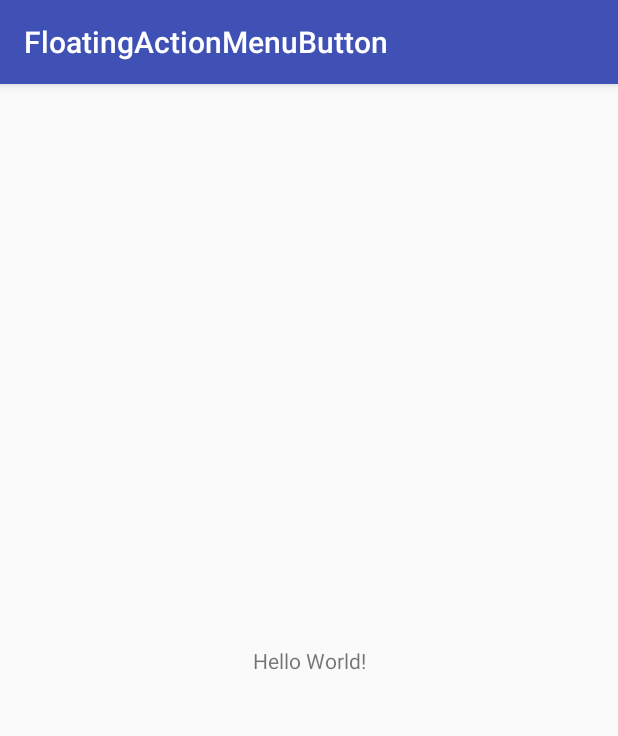
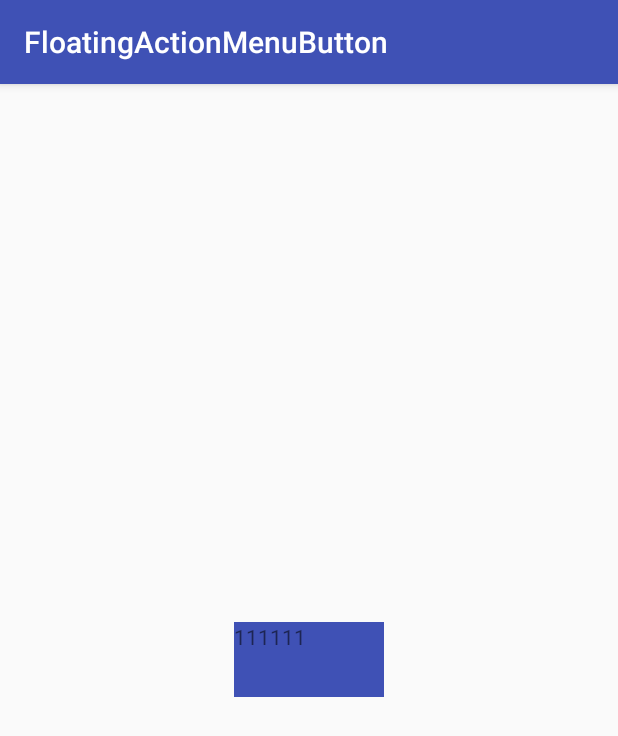
Before and after one commit to 532268948/FloatingActionMenuButton, an Android app: the screen it shows after launch (MainActivity), on a phone screen of 412 x 824 dp. Shown: the top 736 px of the screen. Run offline under Robolectric (Android 15) with nearby library versions, the phone set to English and light mode, and no system bars.

Commit message:
展开动画完成

```diff
--- a/app/build.gradle
+++ b/app/build.gradle
@@ -25,4 +25,5 @@ dependencies {
     testImplementation 'junit:junit:4.12'
     androidTestImplementation 'com.android.support.test:runner:1.0.1'
     androidTestImplementation 'com.android.support.test.espresso:espresso-core:3.0.1'
+    implementation 'com.android.support:design:27.1.1'
 }
--- a/app/src/main/java/com/zust/floatingactionmenubutton/MainActivity.java
+++ b/app/src/main/java/com/zust/floatingactionmenubutton/MainActivity.java
@@ -1,13 +1,51 @@
 package com.zust.floatingactionmenubutton;
 
+import android.os.Bundle;
 import android.support.v7.app.AppCompatActivity;
-import android.os.Bundle;
+import android.view.View;
+import android.view.ViewGroup;
+import android.widget.TextView;
+import android.widget.Toast;
+
+import com.zust.floatingactionmenubutton.custom.FloatingActionMenuButton;
 
 public class MainActivity extends AppCompatActivity {
+
+    private TextView mTextView;
 
     @Override
     protected void onCreate(Bundle savedInstanceState) {
         super.onCreate(savedInstanceState);
         setContentView(R.layout.activity_main);
+
+        mTextView=(TextView)findViewById(R.id.text1);
+
+        TextView mTextView1=new TextView(this);
+        mTextView1.setText("111");
+        mTextView1.setBackgroundColor(getResources().getColor(R.color.colorAccent));
+        mTextView1.setOnClickListener(new View.OnClickListener() {
+            @Override
+            public void onClick(View v) {
+                Toast.makeText(MainActivity.this,"11111111",Toast.LENGTH_SHORT).show();
+            }
+        });
+        TextView mTextView2=new TextView(this);
+        mTextView2.setBackgroundColor(getResources().getColor(R.color.colorPrimaryDark));
+        mTextView2.setText("222");
+        TextView mTextView3=new TextView(this);
+        mTextView3.setBackgroundColor(getResources().getColor(R.color.colorAccent));
+        mTextView3.setText("333");
+
+//        ((ViewGroup)getWindow().getDecorView().findViewById(android.R.id.content)).addView(mTextView1);
+
+        FloatingActionMenuButton menuButton=new FloatingActionMenuButton.Builder(this)
+                .setStartAngle(0)
+                .setEndAngle(-90)
+                .addSubActionItem(mTextView1,100,100)
+                .addSubActionItem(mTextView2,100,100)
+                .addSubActionItem(mTextView3,100,100)
+                .attachView(mTextView)
+                .setRadius(200)
+                .build();
     }
 }
--- /dev/null
+++ b/app/src/main/java/com/zust/floatingactionmenubutton/custom/FloatingActionMenuButton.java
@@ -0,0 +1,245 @@
+package com.zust.floatingactionmenubutton.custom;
+
+import android.animation.Animator;
+import android.animation.ObjectAnimator;
+import android.animation.PropertyValuesHolder;
+import android.app.Activity;
+import android.content.Context;
+import android.graphics.Path;
+import android.graphics.PathMeasure;
+import android.graphics.Point;
+import android.graphics.Rect;
+import android.graphics.RectF;
+import android.support.design.widget.FloatingActionButton;
+import android.util.AttributeSet;
+import android.util.Log;
+import android.view.Gravity;
+import android.view.View;
+import android.view.ViewGroup;
+import android.view.WindowManager;
+import android.view.animation.OvershootInterpolator;
+import android.widget.FrameLayout;
+
+import com.zust.floatingactionmenubutton.R;
+
+import java.util.ArrayList;
+import java.util.List;
+
+/**
+ * 作 者： ZUST_YTH
+ * 日 期： 2018/4/14
+ * 时 间： 14:48
+ * 项 目： FloatingActionMenuButton
+ * 描 述：
+ */
+
+
+public class FloatingActionMenuButton {
+
+    private View mainActionView;
+    private int startAngle;
+    private int endAngle;
+    private int radius;
+    private boolean open;
+    private List<Item> subActionItems;
+
+    public FloatingActionMenuButton(View mainActionView,
+                                    int startAngle,
+                                    int endAngle,
+                                    int radius,
+                                    List<Item> subActionItems) {
+        this.mainActionView = mainActionView;
+        this.startAngle = startAngle;
+        this.endAngle = endAngle;
+        this.radius = radius;
+        this.subActionItems = subActionItems;
+
+        this.mainActionView.setClickable(true);
+        this.mainActionView.setOnClickListener(new View.OnClickListener() {
+            @Override
+            public void onClick(View v) {
+                toggle();
+            }
+        });
+    }
+
+    private void toggle() {
+        if (open) {
+            close();
+        } else {
+            open();
+        }
+    }
+
+    private void open() {
+        Point center = calculateItemPosition();
+        for (int i = 0; i < subActionItems.size(); i++) {
+            FrameLayout.LayoutParams params = new FrameLayout.LayoutParams(subActionItems.get(i).width, subActionItems.get(i).height, Gravity.TOP | Gravity.LEFT);
+            params.setMargins(center.x-subActionItems.get(i).width/2,center.y-subActionItems.get(i).height/2,0,0);
+            addViewToCurrentContainer(subActionItems.get(i).view,params);
+        }
+        open=true;
+//        Log.e("TAG",subActionItems.size()+"");
+        for (int i = 0; i < subActionItems.size(); i++) {
+
+            subActionItems.get(i).view.setScaleX(0);
+            subActionItems.get(i).view.setScaleY(0);
+            subActionItems.get(i).view.setAlpha(0);
+
+            PropertyValuesHolder pvhX = PropertyValuesHolder.ofFloat(View.TRANSLATION_X, subActionItems.get(i).x - center.x + subActionItems.get(i).width / 2);
+            PropertyValuesHolder pvhY = PropertyValuesHolder.ofFloat(View.TRANSLATION_Y, subActionItems.get(i).y - center.y + subActionItems.get(i).height / 2);
+            PropertyValuesHolder pvhR = PropertyValuesHolder.ofFloat(View.ROTATION, 720);
+            PropertyValuesHolder pvhsX = PropertyValuesHolder.ofFloat(View.SCALE_X, 1);
+            PropertyValuesHolder pvhsY = PropertyValuesHolder.ofFloat(View.SCALE_Y, 1);
+            PropertyValuesHolder pvhA = PropertyValuesHolder.ofFloat(View.ALPHA, 1);
+
+            final ObjectAnimator animation = ObjectAnimator.ofPropertyValuesHolder(subActionItems.get(i).view, pvhX, pvhY, pvhR, pvhsX, pvhsY, pvhA);
+            animation.setDuration(500);
+            animation.setInterpolator(new OvershootInterpolator(0.9f));
+
+            animation.setStartDelay((subActionItems.size() - i) * 20);
+            animation.start();
+        }
+    }
+
+    private void addViewToCurrentContainer(View view, ViewGroup.LayoutParams params) {
+        try {
+            if (params!=null){
+                FrameLayout.LayoutParams lp=(FrameLayout.LayoutParams)params;
+                ((ViewGroup)getActivityContentView()).addView(view,lp);
+            }else {
+                ((ViewGroup)getActivityContentView()).addView(view);
+            }
+        } catch (Exception e) {
+            e.printStackTrace();
+        }
+    }
+
+    private Point calculateItemPosition() {
+        Point center = getActionViewCenter();
+        RectF area = new RectF(center.x - radius, center.y - radius, center.x + radius, center.y + radius);
+        Path orbit = new Path();
+        orbit.addArc(area, startAngle, endAngle - startAngle);
+        PathMeasure pathMeasure = new PathMeasure(orbit, false);
+        int divisor;
+        if (Math.abs(endAngle - startAngle) >= 360 || subActionItems.size() <= 1) {
+            divisor = subActionItems.size();
+        } else {
+            divisor = subActionItems.size() - 1;
+        }
+        for (int i = 0; i < subActionItems.size(); i++) {
+            float[] coords = new float[2];
+            pathMeasure.getPosTan((i) * pathMeasure.getLength() / divisor, coords, null);
+            subActionItems.get(i).x = (int) coords[0] - subActionItems.get(i).width / 2;
+            subActionItems.get(i).y = (int) coords[1] - subActionItems.get(i).height / 2;
+        }
+        return center;
+    }
+
+    private Point getActionViewCenter() {
+        Point center = getActionViewCoordinates();
+        center.x += mainActionView.getMeasuredWidth() / 2;
+        center.y += mainActionView.getMeasuredHeight() / 2;
+        return center;
+    }
+
+    private Point getActionViewCoordinates() {
+        int[] coords = new int[2];
+        mainActionView.getLocationOnScreen(coords);
+        Rect activityFrame = new Rect();
+        getActivityContentView().getWindowVisibleDisplayFrame(activityFrame);
+        coords[0] -= (getScreenSize().x - getActivityContentView().getMeasuredWidth());
+        coords[1] -= (activityFrame.height() + activityFrame.top - getActivityContentView().getMeasuredHeight());
+        return new Point(coords[0], coords[1]);
+    }
+
+    private Point getScreenSize() {
+        Point size = new Point();
+        getWindowManager().getDefaultDisplay().getSize(size);
+        return size;
+    }
+
+    public WindowManager getWindowManager() {
+        return (WindowManager) mainActionView.getContext().getSystemService(Context.WINDOW_SERVICE);
+    }
+
+    private View getActivityContentView() {
+        return ((Activity) mainActionView.getContext()).getWindow().getDecorView().findViewById(android.R.id.content);
+    }
+
+
+    private void close() {
+    }
+
+
+public static class Item {
+    public int x;
+    public int y;
+    public int width;
+    public int height;
+
+    public float alpha;
+
+    public View view;
+
+    public Item(View view, int width, int height) {
+        this.view = view;
+        this.width = width;
+        this.height = height;
+        alpha = view.getAlpha();
+        x = 0;
+        y = 0;
+    }
+}
+
+public static class Builder {
+
+    private View mainActioniew;
+    private int startAngle;
+    private int endAngle;
+    private int radius;
+    private boolean open;
+    private List<Item> subActionItems;
+
+    public Builder(Context context) {
+        this.startAngle = 180;
+        this.endAngle = 270;
+        this.radius = context.getResources().getDimensionPixelSize(R.dimen.floating_menu_button_radius);
+        this.open = false;
+        this.subActionItems = new ArrayList<>();
+    }
+
+    public Builder attachView(View mainActionView) {
+        this.mainActioniew = mainActionView;
+        return this;
+    }
+
+    public Builder setStartAngle(int startAngle) {
+        this.startAngle = startAngle;
+        return this;
+    }
+
+    public Builder setEndAngle(int endAngle) {
+        this.endAngle = endAngle;
+        return this;
+    }
+
+    public Builder setRadius(int radius) {
+        this.radius = radius;
+        return this;
+    }
+
+    public Builder addSubActionItem(View subActionView, int width, int height) {
+        this.subActionItems.add(new Item(subActionView, width, height));
+        return this;
+    }
+
+    public FloatingActionMenuButton build() {
+        return new FloatingActionMenuButton(mainActioniew,
+                startAngle,
+                endAngle,
+                radius,
+                subActionItems);
+    }
+}
+}
--- a/app/src/main/res/layout/activity_main.xml
+++ b/app/src/main/res/layout/activity_main.xml
@@ -1,5 +1,5 @@
 <?xml version="1.0" encoding="utf-8"?>
-<android.support.constraint.ConstraintLayout xmlns:android="http://schemas.android.com/apk/res/android"
+<RelativeLayout xmlns:android="http://schemas.android.com/apk/res/android"
     xmlns:app="http://schemas.android.com/apk/res-auto"
     xmlns:tools="http://schemas.android.com/tools"
     android:layout_width="match_parent"
@@ -7,12 +7,11 @@
     tools:context=".MainActivity">
 
     <TextView
-        android:layout_width="wrap_content"
-        android:layout_height="wrap_content"
-        android:text="Hello World!"
-        app:layout_constraintBottom_toBottomOf="parent"
-        app:layout_constraintLeft_toLeftOf="parent"
-        app:layout_constraintRight_toRightOf="parent"
-        app:layout_constraintTop_toTopOf="parent" />
+        android:id="@+id/text1"
+        android:layout_width="100dp"
+        android:layout_height="50dp"
+        android:text="111111"
+        android:layout_centerInParent="true"
+        android:background="@color/colorPrimary" />
 
-</android.support.constraint.ConstraintLayout>
+</RelativeLayout>
--- /dev/null
+++ b/app/src/main/res/values/dimens.xml
@@ -0,0 +1,4 @@
+<?xml version="1.0" encoding="utf-8"?>
+<resources>
+    <dimen name="floating_menu_button_radius">96dp</dimen>
+</resources>
```
